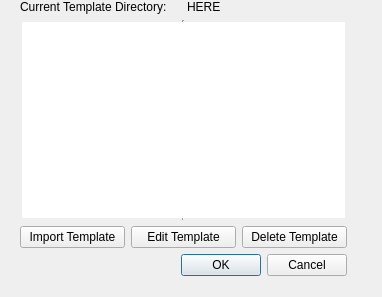
Qt form qt_designer_ui/template_manager.ui (hammerheadlemon/xldigest) before a commit.
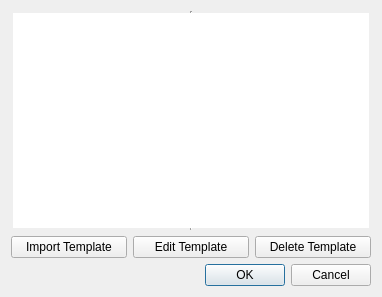
The same form after that commit.

The edit to the form file:
```diff
--- a/qt_designer_ui/template_manager.ui
+++ b/qt_designer_ui/template_manager.ui
@@ -10,37 +10,18 @@
     <height>297</height>
    </rect>
   </property>
+  <property name="sizePolicy">
+   <sizepolicy hsizetype="Preferred" vsizetype="Preferred">
+    <horstretch>0</horstretch>
+    <verstretch>0</verstretch>
+   </sizepolicy>
+  </property>
   <property name="windowTitle">
    <string>Template Manager</string>
   </property>
-  <widget class="QWidget" name="">
-   <property name="geometry">
-    <rect>
-     <x>20</x>
-     <y>0</y>
-     <width>327</width>
-     <height>276</height>
-    </rect>
-   </property>
-   <layout class="QVBoxLayout" name="verticalLayout_2">
-    <item>
      <layout class="QHBoxLayout" name="horizontalLayout_2">
       <item>
-       <widget class="QLabel" name="templateDirLabel">
-        <property name="text">
-         <string>Current Template Directory:</string>
-        </property>
-       </widget>
-      </item>
-      <item>
-       <widget class="QLabel" name="templateDirLocationLabel">
-        <property name="text">
-         <string>HERE</string>
-        </property>
-       </widget>
-      </item>
-     </layout>
-    </item>
+    <layout class="QVBoxLayout" name="verticalLayout_2">
     <item>
      <widget class="QTableView" name="tableView">
       <property name="frameShape">
@@ -88,7 +69,8 @@
      </layout>
     </item>
    </layout>
-  </widget>
+   </item>
+  </layout>
  </widget>
  <resources/>
  <connections/>
```
Lines whose indentation alone changed are shown as unchanged.
